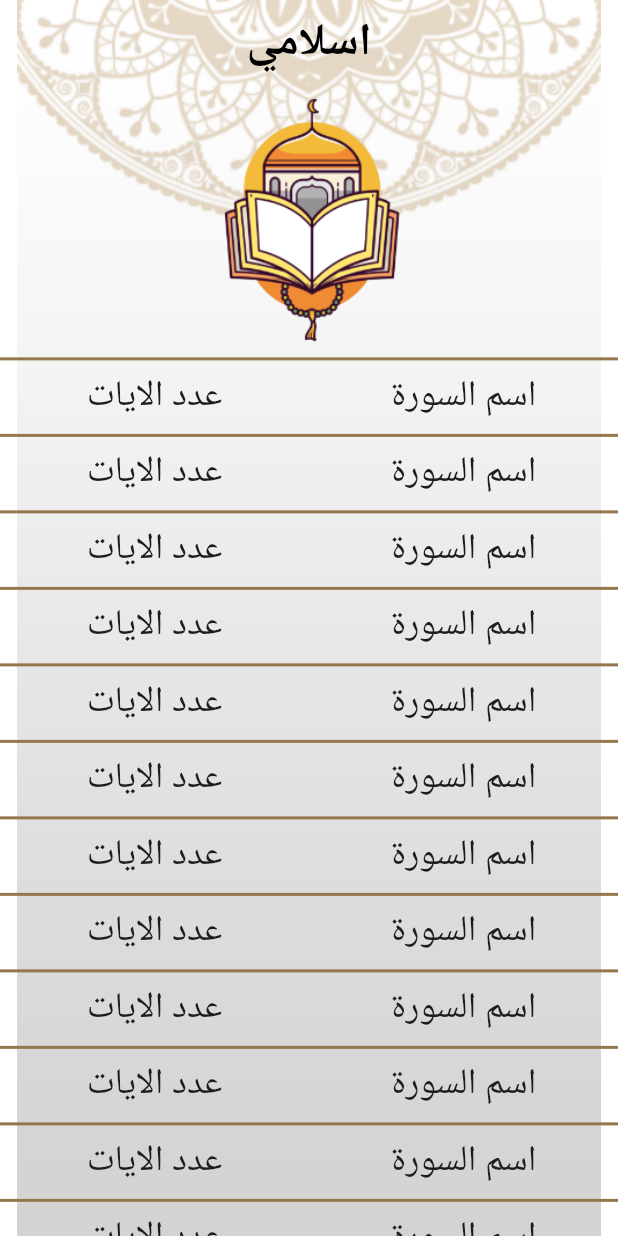
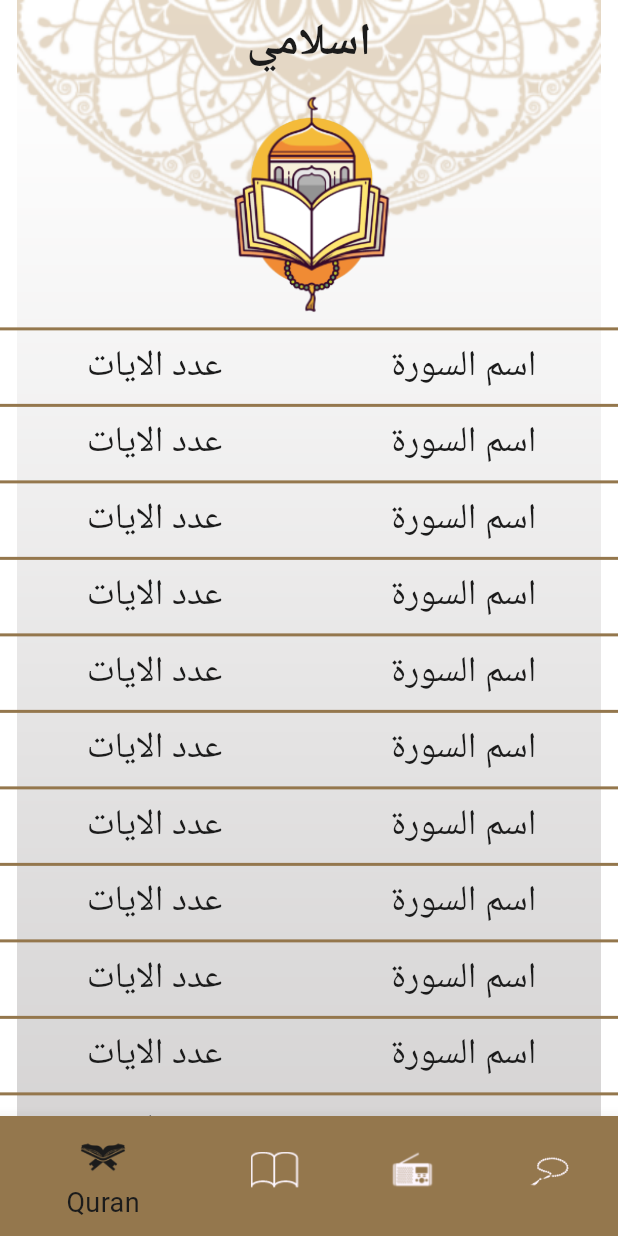
Before and after one commit to mohamedgalalelhamrawy/islami_app, a Flutter app: the screen it shows after launch, on a phone screen of 412 x 824 dp. Run offline on Flutter 3.47's test engine with Material 3 defaults, Android fonts, the phone set to English and light mode, and no system bars.

Commit message:
add botton navigation bar to home screen

```diff
--- a/lib/screens/home.dart
+++ b/lib/screens/home.dart
@@ -3,21 +3,47 @@ import 'package:islami_app/utils/app_assets.dart';
 import 'package:islami_app/utils/app_colors.dart';
 import 'package:islami_app/utils/app_styles.dart';
 
-class HomeScreen extends StatelessWidget {
+class HomeScreen extends StatefulWidget {
   const HomeScreen({super.key});
 
   static String routeName = "homeScreen";
+
+  @override
+  State<HomeScreen> createState() => _HomeScreenState();
+}
+
+class _HomeScreenState extends State<HomeScreen> {
+   static int selectedIndex = 0;
   @override
   Widget build(BuildContext context) {
     return Container(
-      decoration: BoxDecoration(
-          image: DecorationImage(image: AssetImage(AppAssets.backgroundImage))),
+      decoration: const BoxDecoration(
+          image:  DecorationImage(image: AssetImage(AppAssets.backgroundImage))),
       child: Scaffold(
+        bottomNavigationBar: Theme(
+          data: ThemeData(canvasColor: AppColors.primary),
+          child: BottomNavigationBar(
+           selectedIconTheme: IconThemeData(size: 36),
+           unselectedIconTheme:IconThemeData(size: 32),
+            selectedItemColor: AppColors.accent,
+            currentIndex: selectedIndex ,
+            selectedLabelStyle: AppStyles.iconlabel,
+            onTap: (value) {
+              selectedIndex = value;
+              setState(() {});
+            },
+            items: [
+            BottomNavigationBarItem(icon: ImageIcon(AssetImage(AppAssets.iconQuran)),label: "Quran"),
+            BottomNavigationBarItem(icon: ImageIcon(AssetImage(AppAssets.iconHadeth)),label: "Hadeth"),
+            BottomNavigationBarItem(icon: ImageIcon(AssetImage(AppAssets.iconRadio)),label: "Radio"),
+            BottomNavigationBarItem(icon: ImageIcon(AssetImage(AppAssets.iconSebha)),label: "Sebha")
+          ]),
+        ),
         backgroundColor: AppColors.transparentColor,
         appBar: AppBar(
           elevation: 0,
           backgroundColor: AppColors.transparentColor,
-          title: Text(
+          title: const Text(
             "اسلامي",
             style: AppStyles.appBarTextstyle,
           ),
@@ -80,7 +106,7 @@ class HomeScreen extends StatelessWidget {
     );
   }
 
-  Divider dividorMethod() => Divider(
+  Divider dividorMethod() => const Divider(
         thickness: 2,
         color: AppColors.primary,
       );
--- a/lib/utils/app_colors.dart
+++ b/lib/utils/app_colors.dart
@@ -2,7 +2,7 @@
 
 abstract class AppColors {
     static const primary = Color(0xff94774D);
-    static const accent = Color(0xffDCDBDB);
+    static const accent = Color(0xff1B1B1B);
     static const whiteColor = Colors.white;
     static const transparentColor = Colors.transparent;
  }
--- a/lib/utils/app_styles.dart
+++ b/lib/utils/app_styles.dart
@@ -2,6 +2,7 @@ import 'package:flutter/material.dart';
 import 'package:islami_app/utils/app_colors.dart';
 
 abstract class AppStyles {
-  static const TextStyle appBarTextstyle = TextStyle(color: Colors.black,fontSize: 30, fontWeight: FontWeight.bold);
-   static const TextStyle titles = TextStyle(fontSize: 24);
+  static const TextStyle appBarTextstyle = TextStyle(color: AppColors.accent,fontSize: 30, fontWeight: FontWeight.bold);
+   static const TextStyle titles = TextStyle(color: Color(0xff1B1B1B),fontSize: 24);
+    static const TextStyle iconlabel = TextStyle(color: Color(0xff1B1B1B),fontSize: 18);
 }
```
Also changed, not shown: lib/utils/constants.dart (added).
